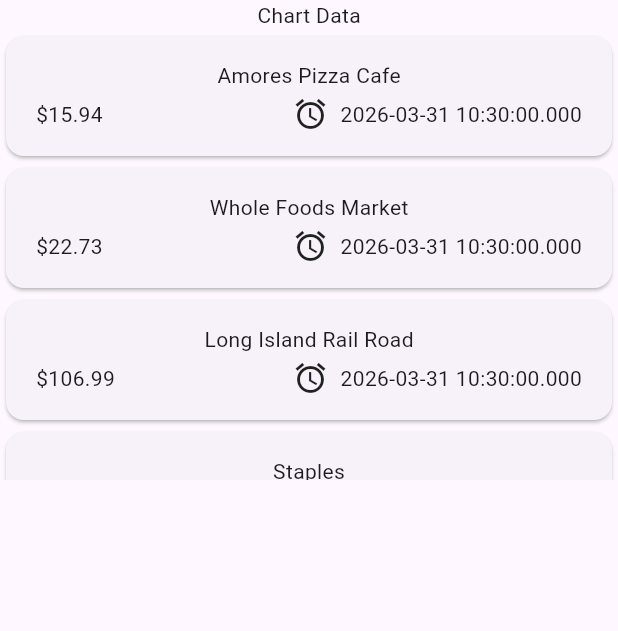
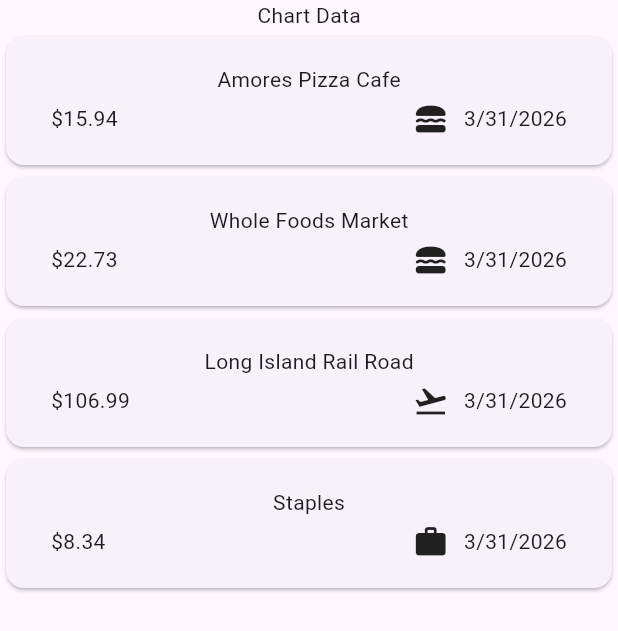
Before and after one commit to Jadenmcko/jaden_expensetracker_march24, a Flutter app: the screen it shows after launch, on a phone screen of 412 x 824 dp. Shown: the top 631 px of the screen. Run offline on Flutter 3.47's test engine with Material 3 defaults, Android fonts, the phone set to English and light mode, and no system bars.

Commit message:
Showed the correct icons and dates on the expenses cards. Proper spacing as well. March 31st.

```diff
--- a/lib/models/expense.dart
+++ b/lib/models/expense.dart
@@ -1,6 +1,11 @@
+import 'package:flutter/material.dart';
 import 'package:uuid/uuid.dart';
+import 'package:intl/intl.dart';
 const uuid = Uuid();
+final formatter = DateFormat.yMd();
 enum Category {travel, leisure, work, food}
+const categoryIcons={Category.food: Icons.lunch_dining_rounded, Category.leisure: Icons.shopping_cart,
+Category.travel: Icons.flight_takeoff_sharp, Category.work: Icons.work_rounded};
 class Expense {
   Expense({required this.title, required this.amount, required this.date, required this.category}) : id = uuid.v4();
   final String id;
@@ -8,4 +13,7 @@
   final double amount;
   final DateTime date;
   final Category category;
+  String get formattedDate{
+    return formatter.format(date);
+  }
 }
--- a/lib/widgets/expenses.dart
+++ b/lib/widgets/expenses.dart
@@ -22,7 +22,7 @@
     return Scaffold(body: Column(children: [
       Text("Chart Data"),
       // SizedBox(height: 30),
-      SizedBox(height: 300,
+      Expanded(
         child: Expenseslist(expenses: _registeredExpenses))],
         ),
       );
--- a/lib/widgets/expensesList/expensesItem.dart
+++ b/lib/widgets/expensesList/expensesItem.dart
@@ -8,14 +8,14 @@
   Widget build(BuildContext context) {
     // TODO: implement build
     return Card(child: Padding(
-      padding: const EdgeInsets.symmetric(horizontal: 20, vertical: 16,),
+      padding: const EdgeInsets.symmetric(horizontal: 30, vertical: 19,),
       child: Column(
         children: [
           Text(expense.title), const SizedBox(height: 4), // space between row and column
           Row(children: [Text('\$${expense.amount.toStringAsFixed(2)}'),
           Spacer(),
-          Row(children: [const Icon(Icons.alarm), const SizedBox(width: 8),
-          Text(expense.date.toString())
+          Row(children: [Icon(categoryIcons[expense.category]), const SizedBox(width: 10),
+          Text(expense.formattedDate)
           ],)],)
         ],
       ),
--- a/pubspec.yaml
+++ b/pubspec.yaml
@@ -35,6 +35,7 @@
   # Use with the CupertinoIcons class for iOS style icons.
   cupertino_icons: ^1.0.8
   uuid: ^4.5.3
+  intl: ^0.20.2
 
 dev_dependencies:
   flutter_test:
```
Also changed, not shown: pubspec.lock.
